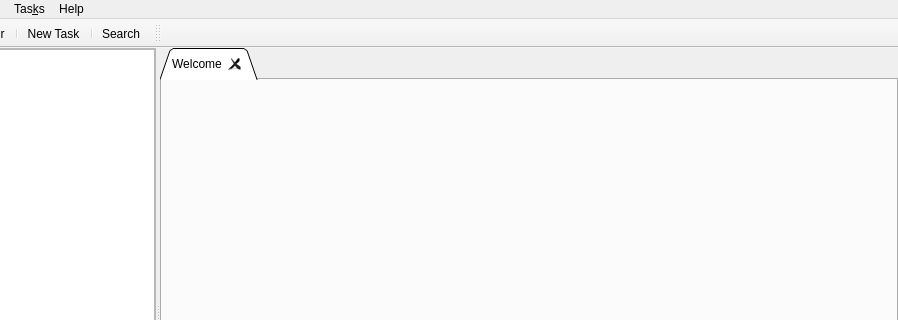
Before: the Qt Designer form CRMBaseModule/torgcrmmain.ui in torgcrm/TorgCRM-QtClient, drawn with Qt 5; both pictures show x 102 to 1000 and y 0 to 320 of the 1000 by 600 pixel window.
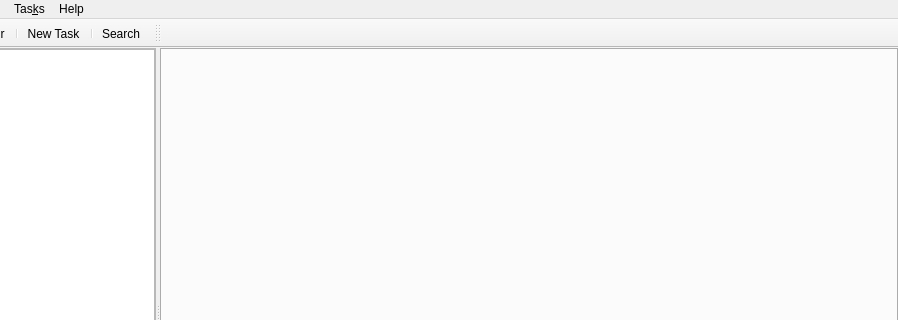
After: the same form once the commit is applied. Icons and pictures are not drawn.

Commit message: Main window tabs

```diff
--- a/CRMBaseModule/torgcrmmain.ui
+++ b/CRMBaseModule/torgcrmmain.ui
@@ -139,11 +139,6 @@
           <property name="movable">
            <bool>true</bool>
           </property>
-          <widget class="QWidget" name="welcomTab">
-           <attribute name="title">
-            <string>Welcome</string>
-           </attribute>
-          </widget>
          </widget>
         </item>
        </layout>
```
Left out of the diff: 6 changed lines with no effect on the pictures. The commit also changes 4 other files.
